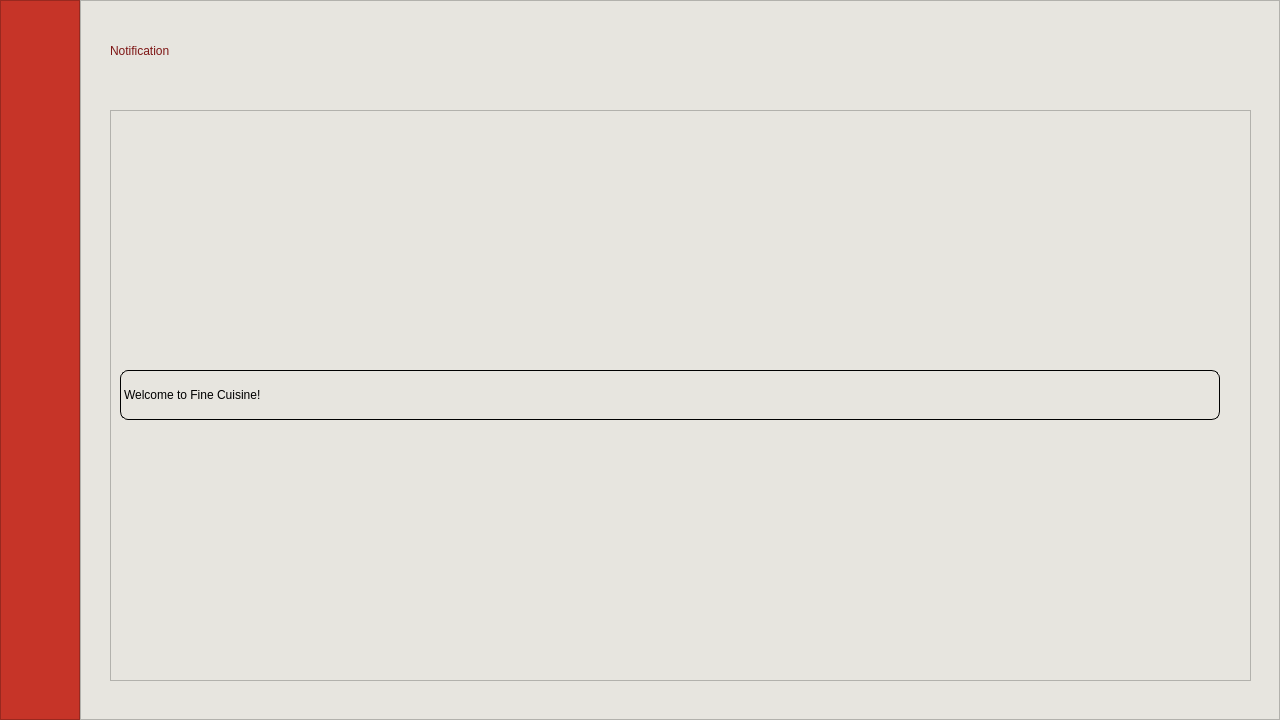
Old version of the form app/gui/mainPage/first.ui in the repository chananon-n/FineCuisine.
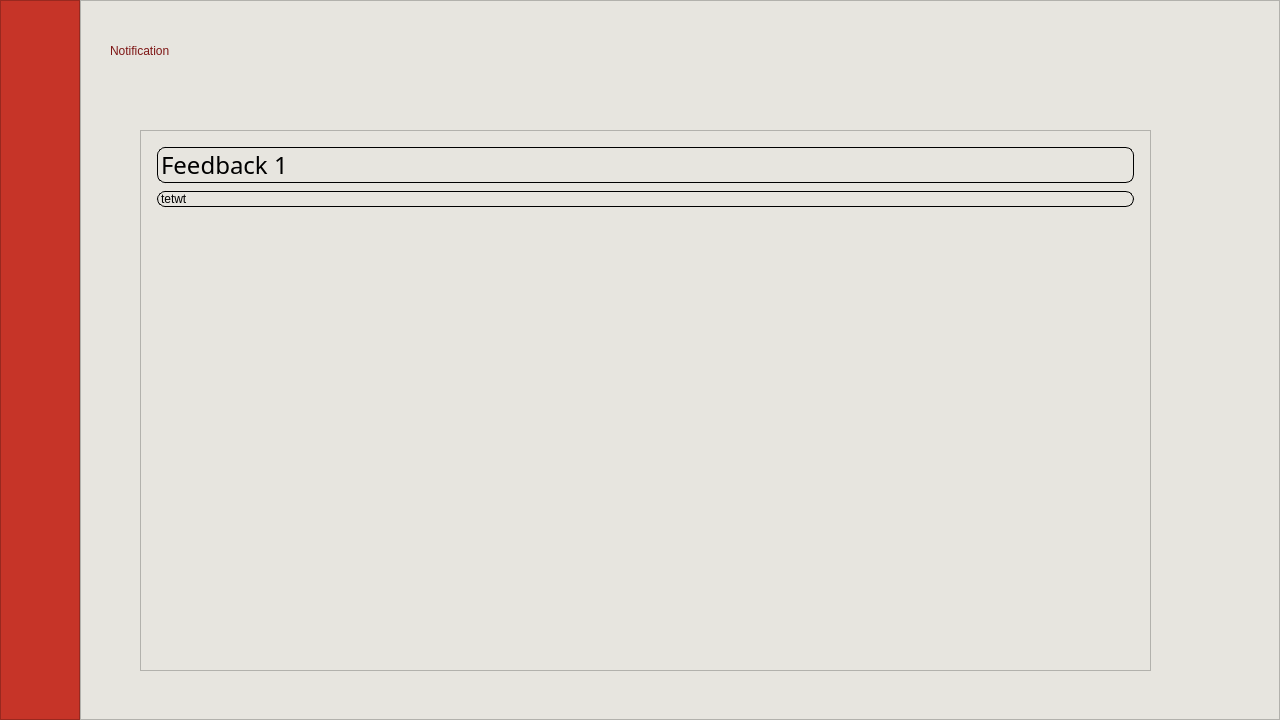
New version of the form. The open tabs and pages were chosen to show the change. Icons and pictures are not drawn.

Commit message: Noti finish

What changed in the file:
```diff
--- a/app/gui/mainPage/first.ui
+++ b/app/gui/mainPage/first.ui
@@ -832,55 +832,61 @@
              <string>Notification</string>
             </property>
            </widget>
-           <widget class="QScrollArea" name="scrollArea_2">
+           <widget class="QListWidget" name="notiWidget">
             <property name="geometry">
              <rect>
-              <x>20</x>
-              <y>100</y>
-              <width>1141</width>
-              <height>571</height>
+              <x>50</x>
+              <y>120</y>
+              <width>1011</width>
+              <height>541</height>
              </rect>
             </property>
-            <property name="widgetResizable">
+            <property name="styleSheet">
+             <string notr="true">QListWidget {
+    padding: 12px 12px; /* Corrected padding format */
+    font: 24pt &quot;Arial&quot;;
+    color: rgb(0, 0, 0);
+}
+
+QListWidget::item {
+    border: 1px solid; /* Corrected border format */
+    border-radius: 8px;
+    margin: 4px;
+}
+
+QListWidget::item {
+    qproperty-alignment: AlignCenter;
+}
+</string>
+            </property>
+            <property name="autoScroll">
              <bool>true</bool>
             </property>
-            <widget class="QWidget" name="scrollAreaWidgetContents_2">
-             <property name="geometry">
-              <rect>
-               <x>0</x>
-               <y>0</y>
-               <width>1139</width>
-               <height>569</height>
-              </rect>
+            <property name="editTriggers">
+             <set>QAbstractItemView::NoEditTriggers</set>
+            </property>
+            <property name="wordWrap">
+             <bool>true</bool>
+            </property>
+            <item>
+             <property name="text">
+              <string>Feedback 1</string>
              </property>
-             <layout class="QVBoxLayout" name="verticalLayout_4">
-              <item>
-               <widget class="QLabel" name="notiDetail">
-                <property name="minimumSize">
-                 <size>
-                  <width>1100</width>
-                  <height>50</height>
-                 </size>
-                </property>
-                <property name="maximumSize">
-                 <size>
-                  <width>1100</width>
-                  <height>50</height>
-                 </size>
-                </property>
-                <property name="styleSheet">
-                 <string notr="true">color: rgb(0, 0, 0);
-font: 700 18pt &quot;KoHo&quot;;
-border: 1 solid black;
-border-radius: 8px</string>
-                </property>
-                <property name="text">
-                 <string>Welcome to Fine Cuisine!</string>
-                </property>
-               </widget>
-              </item>
-             </layout>
-            </widget>
+             <property name="font">
+              <font>
+               <family>KoHo</family>
+               <pointsize>18</pointsize>
+              </font>
+             </property>
+             <property name="flags">
+              <set>NoItemFlags</set>
+             </property>
+            </item>
+            <item>
+             <property name="text">
+              <string>tetwt</string>
+             </property>
+            </item>
            </widget>
           </widget>
           <widget class="QWidget" name="historyPage">
```
Left out of the diff: 15 changed lines with no effect on the pictures. The commit also changes 17 other files.
